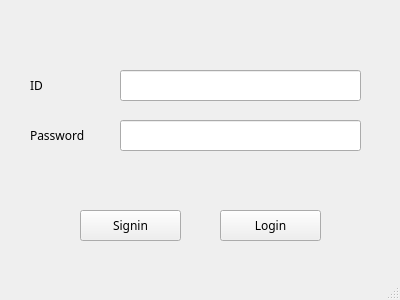
Old version of the form QT/Client/client.ui in the repository paxcho1/OOP-Project.
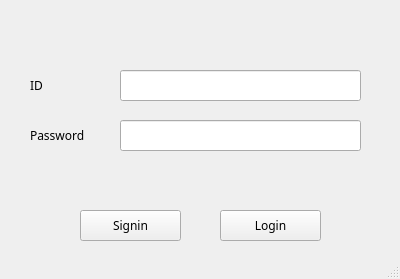
New version of the form.

```diff
--- a/QT/Client/client.ui
+++ b/QT/Client/client.ui
@@ -7,7 +7,7 @@
     <x>0</x>
     <y>0</y>
     <width>400</width>
-    <height>300</height>
+    <height>279</height>
    </rect>
   </property>
   <property name="windowTitle">
```
